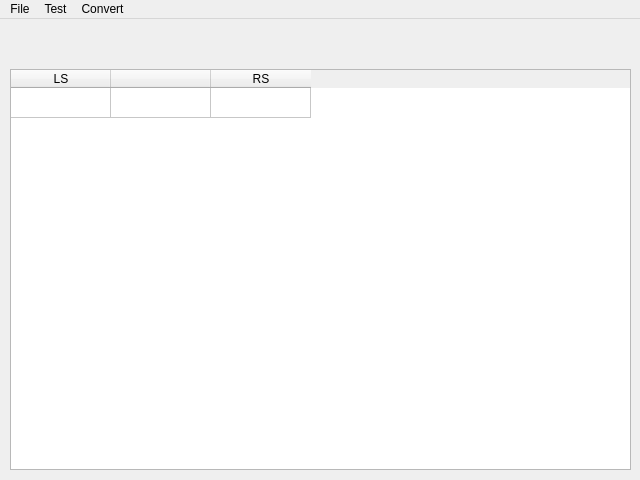
The window that UI/Design/grammarWindow.ui (cchenzi/INE5421) describes before a commit, drawn with Qt 5.
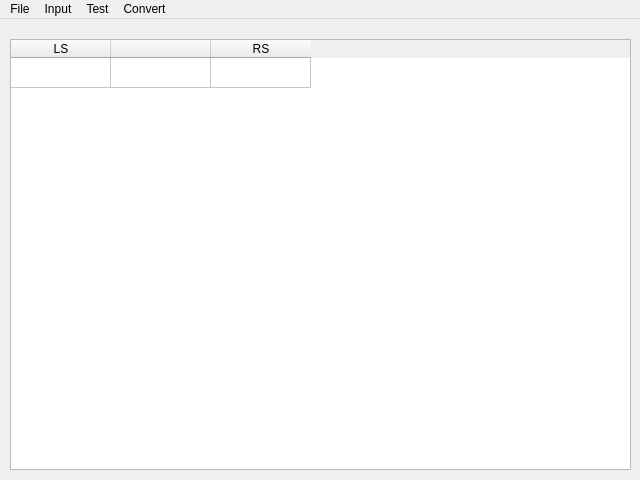
The same window after the commit.

Commit message: Preparação da UI para receber as funções da entrega III

What changed in the file:
```diff
--- a/UI/Design/grammarWindow.ui
+++ b/UI/Design/grammarWindow.ui
@@ -18,9 +18,9 @@
     <property name="geometry">
      <rect>
       <x>10</x>
-      <y>50</y>
+      <y>20</y>
       <width>621</width>
-      <height>401</height>
+      <height>431</height>
      </rect>
     </property>
     <property name="editTriggers">
@@ -41,9 +41,6 @@
     <property name="wordWrap">
      <bool>false</bool>
     </property>
-    <property name="rowCount">
-     <number>1</number>
-    </property>
     <property name="columnCount">
      <number>3</number>
     </property>
@@ -84,36 +81,6 @@
       <set>AlignCenter</set>
      </property>
     </column>
-    <item row="0" column="0">
-     <property name="text">
-      <string/>
-     </property>
-     <property name="textAlignment">
-      <set>AlignCenter</set>
-     </property>
-     <property name="flags">
-      <set>ItemIsSelectable|ItemIsEditable|ItemIsUserCheckable|ItemIsEnabled</set>
-     </property>
-    </item>
-    <item row="0" column="1">
-     <property name="text">
-      <string/>
-     </property>
-     <property name="textAlignment">
-      <set>AlignCenter</set>
-     </property>
-     <property name="flags">
-      <set>ItemIsSelectable|ItemIsUserCheckable|ItemIsEnabled</set>
-     </property>
-    </item>
-    <item row="0" column="2">
-     <property name="text">
-      <string/>
-     </property>
-     <property name="flags">
-      <set>ItemIsSelectable|ItemIsEditable|ItemIsUserCheckable|ItemIsEnabled</set>
-     </property>
-    </item>
    </widget>
   </widget>
   <widget class="QMenuBar" name="menubar">
@@ -147,7 +114,15 @@
     </property>
     <addaction name="convert_actionRGToNFA"/>
    </widget>
+   <widget class="QMenu" name="menuInput">
+    <property name="title">
+     <string>Input</string>
+    </property>
+    <addaction name="input_actionSentence_Recogn"/>
+    <addaction name="input_actionBuild_LL1_PT"/>
+   </widget>
    <addaction name="menuFile"/>
+   <addaction name="menuInput"/>
    <addaction name="menuTest"/>
    <addaction name="menuConvert"/>
   </widget>
```
Left out of the diff: 13 changed lines with no effect on the pictures. The commit also changes 3 other files.
